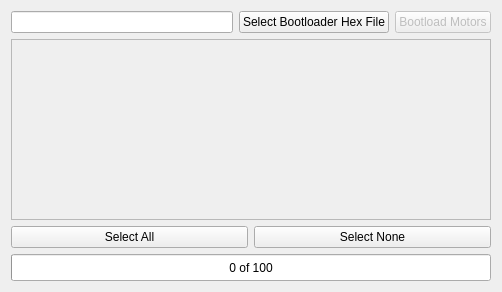
First picture: the form in sr_gui_bootloader/uis/SrBootloader.ui, repository shadow-robot/sr-visualization, before the edit.
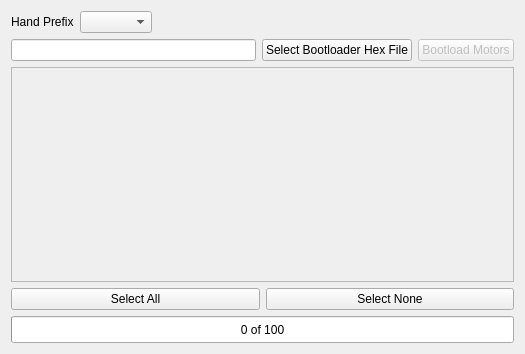
Second picture: the form after the edit.

Commit message: Enables the use of prefix for the hand

Patch:
```diff
--- a/sr_gui_bootloader/uis/SrBootloader.ui
+++ b/sr_gui_bootloader/uis/SrBootloader.ui
@@ -6,8 +6,8 @@
    <rect>
     <x>0</x>
     <y>0</y>
-    <width>502</width>
-    <height>292</height>
+    <width>525</width>
+    <height>354</height>
    </rect>
   </property>
   <property name="mouseTracking">
@@ -17,7 +17,7 @@
    <string>Bootloader</string>
   </property>
   <layout class="QGridLayout" name="gridLayout_2">
-   <item row="0" column="0">
+   <item row="1" column="0">
     <layout class="QVBoxLayout" name="verticalLayout" stretch="0,0,0,0">
      <item>
       <layout class="QHBoxLayout" name="horizontalLayout">
@@ -105,6 +105,37 @@
      </item>
     </layout>
    </item>
+   <item row="0" column="0">
+    <layout class="QHBoxLayout" name="horizontalLayout_2">
+     <item>
+      <widget class="QLabel" name="label">
+       <property name="text">
+        <string>Hand Prefix</string>
+       </property>
+      </widget>
+     </item>
+     <item>
+      <widget class="QComboBox" name="select_prefix">
+       <property name="maxCount">
+        <number>2147483641</number>
+       </property>
+      </widget>
+     </item>
+     <item>
+      <spacer name="horizontalSpacer">
+       <property name="orientation">
+        <enum>Qt::Horizontal</enum>
+       </property>
+       <property name="sizeHint" stdset="0">
+        <size>
+         <width>40</width>
+         <height>20</height>
+        </size>
+       </property>
+      </spacer>
+     </item>
+    </layout>
+   </item>
   </layout>
  </widget>
  <resources/>
```
The commit also changes 1 other file.
